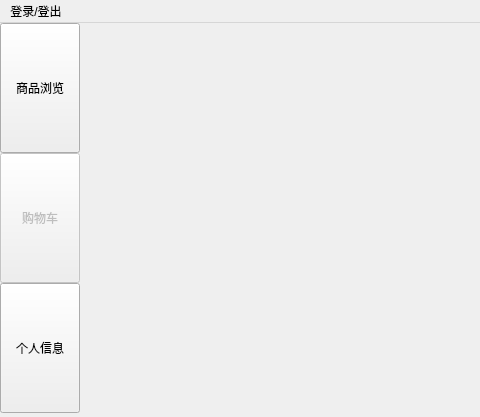
ruiqurm/bupt_online_retailer, file ui/mainwindow.ui: the form before one commit; both pictures show x 0 to 480 and y 0 to 417 of the 801 by 417 pixel window.
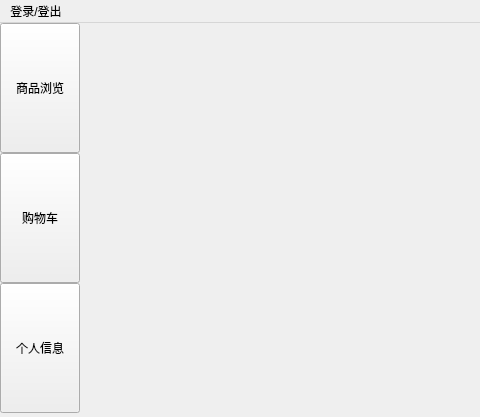
The form after the commit.

```diff
--- a/ui/mainwindow.ui
+++ b/ui/mainwindow.ui
@@ -75,7 +75,7 @@
         <item row="1" column="0">
          <widget class="QPushButton" name="pushButton_3">
           <property name="enabled">
-           <bool>false</bool>
+           <bool>true</bool>
           </property>
           <property name="minimumSize">
            <size>
```
Left out of the diff: 2 changed lines with no effect on the pictures.
